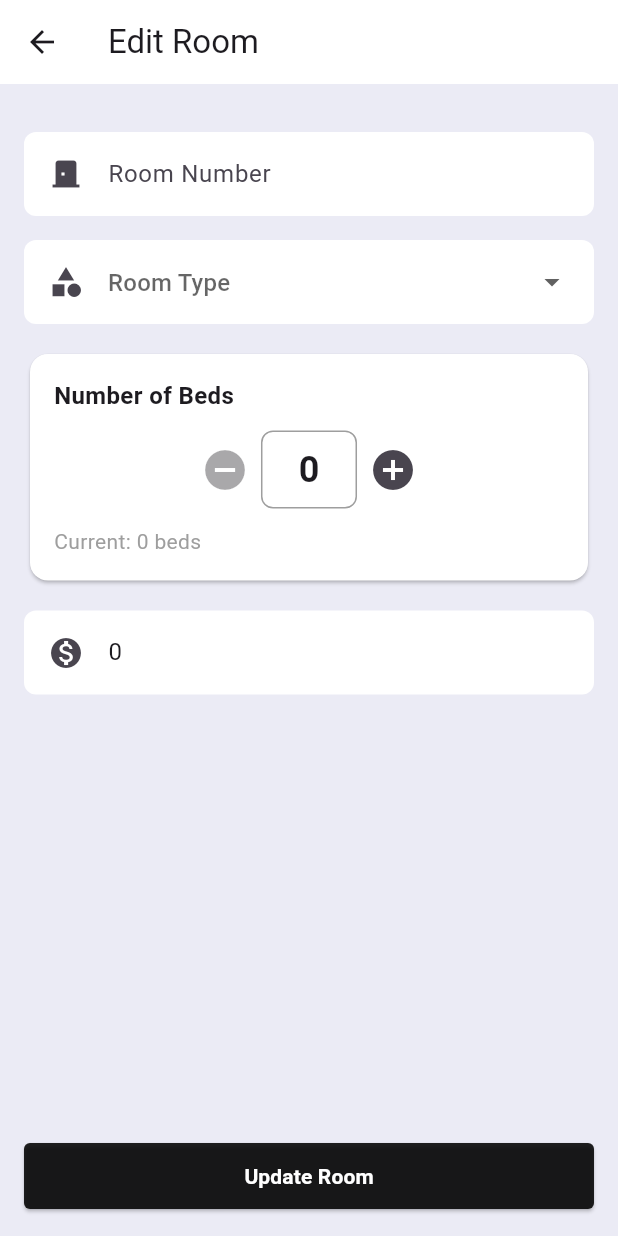
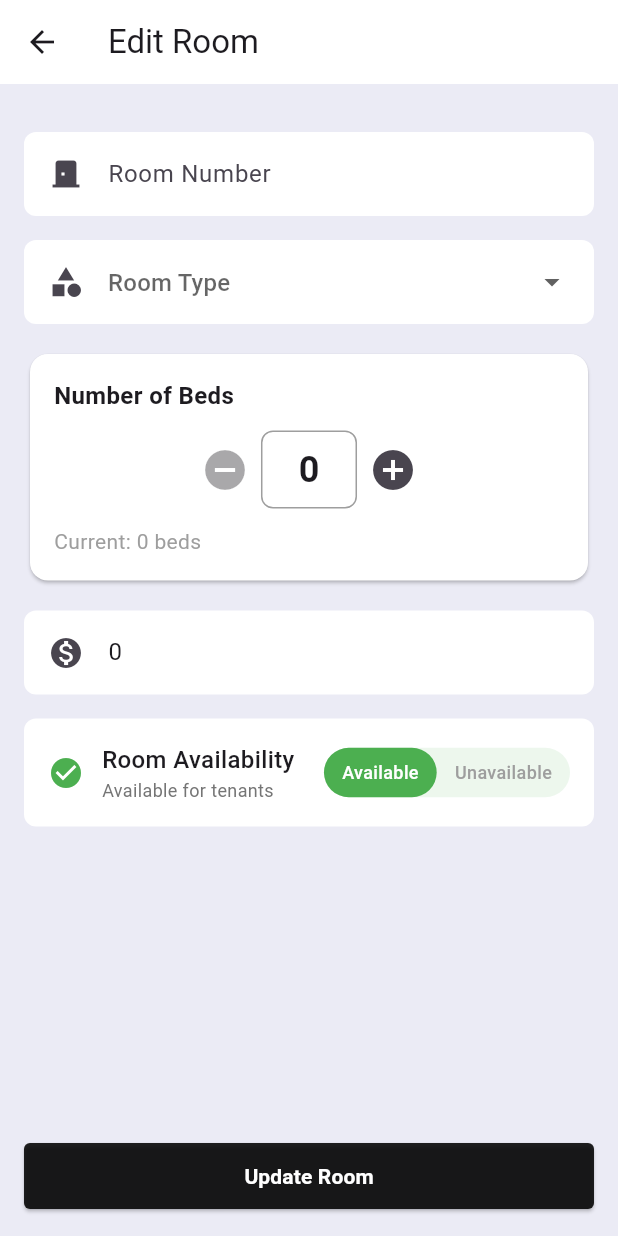
Before and after one commit to hishamislah/Dormease-P, a Flutter app: the EditRoomScreen screen opened directly with empty values, on a phone screen of 412 x 824 dp. Run offline on Flutter 3.47's test engine with Material 3 defaults, Android fonts, the phone set to English and light mode, and no system bars; our stand-ins replace csv, easy_localization, fl_chart, image_cropper, image_picker, shared_preferences and 1 more; accounts and stored records are empty.

Commit message:
available/unavaibale update

```diff
--- a/lib/models/tenant.dart
+++ b/lib/models/tenant.dart
@@ -2,7 +2,6 @@ class Tenant {
   final String id;
   final String name;
   final String phone;
-  final String email;
   final String emergencyContact;
   final String description;
   final String roomNumber;
@@ -21,7 +20,6 @@ class Tenant {
     required this.id,
     required this.name,
     required this.phone,
-    required this.email,
     this.emergencyContact = '',
     this.description = '',
     required this.roomNumber,
--- a/lib/providers/data_provider.dart
+++ b/lib/providers/data_provider.dart
@@ -74,7 +74,6 @@ class DataProvider extends ChangeNotifier {
               id: item['id'].toString(),
               name: item['name'] ?? '',
               phone: item['phone'] ?? '',
-              email: item['email'] ?? '',
               emergencyContact: item['emergency_contact'] ?? '',
               description: item['description'] ?? '',
               roomNumber: item['room_number'] ?? '',
@@ -115,7 +114,6 @@ class DataProvider extends ChangeNotifier {
                 id: tenant.id,
                 name: tenant.name,
                 phone: tenant.phone,
-                email: tenant.email,
                 emergencyContact: tenant.emergencyContact,
                 description: tenant.description,
                 roomNumber: tenant.roomNumber,
@@ -278,7 +276,6 @@ class DataProvider extends ChangeNotifier {
     await _tenantsService.addTenant({
       'name': tenant.name,
       'phone': tenant.phone,
-      'email': tenant.email,
       'emergencyContact': tenant.emergencyContact,
       'description': tenant.description,
       'roomNumber': tenant.roomNumber,
@@ -300,7 +297,6 @@ class DataProvider extends ChangeNotifier {
     await _tenantsService.updateTenant(updatedTenant.id, {
       'name': updatedTenant.name,
       'phone': updatedTenant.phone,
-      'email': updatedTenant.email,
       'emergencyContact': updatedTenant.emergencyContact,
       'description': updatedTenant.description,
       'roomNumber': updatedTenant.roomNumber,
@@ -347,7 +343,6 @@ class DataProvider extends ChangeNotifier {
         id: tenant.id,
         name: tenant.name,
         phone: tenant.phone,
-        email: tenant.email,
         emergencyContact: tenant.emergencyContact,
         description: tenant.description,
         roomNumber: tenant.roomNumber,
--- a/lib/views/home/add_tenant_screen.dart
+++ b/lib/views/home/add_tenant_screen.dart
@@ -300,7 +300,6 @@ class _AddTenantScreenState extends State<AddTenantScreen> {
                     id: DateTime.now().millisecondsSinceEpoch.toString(),
                     name: nameController.text,
                     phone: phoneController.text,
-                    email: "tenant@example.com", // Default email
                     emergencyContact: emergencyContactController.text,
                     description: descriptionController.text,
                     roomNumber: roomController.text,
--- a/lib/views/home/edit_room_screen.dart
+++ b/lib/views/home/edit_room_screen.dart
@@ -20,6 +20,7 @@ class _EditRoomScreenState extends State<EditRoomScreen> {
   var roomNumberValid = true;
   var rentValid = true;
   var isLoading = false;
+  bool isAvailable = true;
 
   String selectedRoomType = 'Single';
   List<String> roomTypes = ['Single', 'Double', 'Triple', 'Quad'];
@@ -32,6 +33,7 @@ class _EditRoomScreenState extends State<EditRoomScreen> {
     rentController.text = widget.room.rent.toStringAsFixed(0);
     selectedRoomType = widget.room.type;
     totalBeds = widget.room.totalBeds;
+    isAvailable = widget.room.status != 'Unavailable';
   }
 
   @override
@@ -165,6 +167,103 @@ class _EditRoomScreenState extends State<EditRoomScreen> {
                       });
                     },
                   ),
+                  const SizedBox(height: 16),
+                  // Availability Toggle
+                  Container(
+                    decoration: BoxDecoration(
+                      color: Colors.white,
+                      borderRadius: BorderRadius.circular(8),
+                    ),
+                    padding: const EdgeInsets.all(16),
+                    child: Row(
+                      mainAxisAlignment: MainAxisAlignment.spaceBetween,
+                      children: [
+                        Row(
+                          children: [
+                            Icon(
+                              isAvailable ? Icons.check_circle : Icons.cancel,
+                              color: isAvailable ? Colors.green : Colors.red,
+                            ),
+                            const SizedBox(width: 12),
+                            Column(
+                              crossAxisAlignment: CrossAxisAlignment.start,
+                              children: [
+                                const Text(
+                                  "Room Availability",
+                                  style: TextStyle(
+                                    fontSize: 16,
+                                    fontWeight: FontWeight.w500,
+                                  ),
+                                ),
+                                Text(
+                                  isAvailable ? "Available for tenants" : "Under maintenance",
+                                  style: TextStyle(
+                                    fontSize: 12,
+                                    color: Colors.grey[600],
+                                  ),
+                                ),
+                              ],
+                            ),
+                          ],
+                        ),
+                        Container(
+                          decoration: BoxDecoration(
+                            borderRadius: BorderRadius.circular(20),
+                            color: isAvailable ? Colors.green.withOpacity(0.1) : Colors.red.withOpacity(0.1),
+                          ),
+                          child: Row(
+                            mainAxisSize: MainAxisSize.min,
+                            children: [
+                              GestureDetector(
+                                onTap: () {
+                                  setState(() {
+                                    isAvailable = true;
+                                  });
+                                },
+                                child: Container(
+                                  padding: const EdgeInsets.symmetric(horizontal: 12, vertical: 8),
+                                  decoration: BoxDecoration(
+                                    borderRadius: BorderRadius.circular(20),
+                                    color: isAvailable ? Colors.green : Colors.transparent,
+                                  ),
+                                  child: Text(
+                                    "Available",
+                                    style: TextStyle(
+                                      color: isAvailable ? Colors.white : Colors.grey,
+                                      fontWeight: FontWeight.w500,
+                                      fontSize: 12,
+                                    ),
+                                  ),
+                                ),
+                              ),
+                              GestureDetector(
+                                onTap: () {
+                                  setState(() {
+                                    isAvailable = false;
+                                  });
+                                },
+                                child: Container(
+                                  padding: const EdgeInsets.symmetric(horizontal: 12, vertical: 8),
+                                  decoration: BoxDecoration(
+                                    borderRadius: BorderRadius.circular(20),
+                                    color: !isAvailable ? Colors.red : Colors.transparent,
+                                  ),
+                                  child: Text(
+                                    "Unavailable",
+                                    style: TextStyle(
+                                      color: !isAvailable ? Colors.white : Colors.grey,
+                                      fontWeight: FontWeight.w500,
+                                      fontSize: 12,
+                                    ),
+                                  ),
+                                ),
+                              ),
+                            ],
+                          ),
+                        ),
+                      ],
+                    ),
+                  ),
                 ],
               ),
             ),
@@ -199,7 +298,7 @@ class _EditRoomScreenState extends State<EditRoomScreen> {
                     underNotice: widget.room.underNotice,
                     rentDue: widget.room.rentDue,
                     activeTickets: widget.room.activeTickets,
-                    status: widget.room.status,
+                    status: isAvailable ? (widget.room.occupiedBeds >= totalBeds ? 'Full' : 'Available') : 'Unavailable',
                   );
 
                   context.read<DataProvider>().updateRoom(updatedRoom);
--- a/lib/views/home/edit_tenant_screen.dart
+++ b/lib/views/home/edit_tenant_screen.dart
@@ -55,7 +55,6 @@ class _EditTenantScreenState extends State<EditTenantScreen> {
       id: widget.tenant.id,
       name: nameController.text,
       phone: phoneController.text,
-      email: widget.tenant.email,
       emergencyContact: emergencyContactController.text,
       description: descriptionController.text,
       roomNumber: roomController.text,
--- a/lib/views/home/layouts/rooms_layout.dart
+++ b/lib/views/home/layouts/rooms_layout.dart
@@ -167,11 +167,16 @@ class RoomCard extends StatelessWidget {
                 const Spacer(),
                 Container(
                     decoration: BoxDecoration(
-                        color: room.availableBeds > 0 ? Colors.green : Colors.red,
+                        color: room.status == 'Unavailable'
+                            ? Colors.orange
+                            : (room.availableBeds > 0 ? Colors.green : Colors.red),
                         borderRadius: BorderRadius.circular(8)),
                     child: Padding(
                       padding: const EdgeInsets.fromLTRB(16, 4, 16, 4),
-                      child: Text(room.availableBeds > 0 ? LocaleKeys.available.tr() : LocaleKeys.full.tr(),
+                      child: Text(
+                          room.status == 'Unavailable'
+                              ? 'Unavailable'
+                              : (room.availableBeds > 0 ? LocaleKeys.available.tr() : LocaleKeys.full.tr()),
                           style: const TextStyle(color: Colors.white)),
                     )),
                 const SizedBox(width: 8),
--- a/lib/views/home/layouts/tenants_layout.dart
+++ b/lib/views/home/layouts/tenants_layout.dart
@@ -150,7 +150,6 @@ class TenantCard extends StatelessWidget {
             Text("Name: ${tenant.name}"),
             Text("Room: ${tenant.roomNumber}"),
             Text("Phone: ${tenant.phone}"),
-            Text("Email: ${tenant.email}"),
             Text(
                 "Joined: ${tenant.joinedDate.day}-${tenant.joinedDate.month}-${tenant.joinedDate.year}"),
             Text("Monthly Rent: ₹${tenant.monthlyRent.toStringAsFixed(0)}"),
--- a/lib/views/home/tenant_detail_screen.dart
+++ b/lib/views/home/tenant_detail_screen.dart
@@ -119,7 +119,6 @@ class _TenantDetailScreenState extends State<TenantDetailScreen> {
                       ),
                       Text("Room ${widget.tenant.roomNumber}"),
                       Text(widget.tenant.phone),
-                      Text(widget.tenant.email),
                       if (widget.tenant.emergencyContact.isNotEmpty)
                         Text("Emergency: ${widget.tenant.emergencyContact}"),
                       if (widget.tenant.description.isNotEmpty)
--- a/lib/views/home/tenant_detail_screen_provider.dart
+++ b/lib/views/home/tenant_detail_screen_provider.dart
@@ -108,7 +108,6 @@ class TenantDetailScreenProvider extends StatelessWidget {
                       ),
                       Text("Room ${tenant.roomNumber}"),
                       Text(tenant.phone),
-                      Text(tenant.email),
                       if (tenant.emergencyContact.isNotEmpty)
                         Text("Emergency: ${tenant.emergencyContact}"),
                       if (tenant.description.isNotEmpty)
--- a/lib/widgets/tenant_card_with_call.dart
+++ b/lib/widgets/tenant_card_with_call.dart
@@ -5,14 +5,12 @@ class TenantCardWithCall extends StatelessWidget {
   final String name;
   final String roomNumber;
   final String phone;
-  final String email;
 
   const TenantCardWithCall({
     Key? key,
     required this.name,
     required this.roomNumber,
     required this.phone,
-    required this.email,
   }) : super(key: key);
 
   Future<void> _makePhoneCall(String phoneNumber) async {
@@ -69,14 +67,6 @@ class TenantCardWithCall extends StatelessWidget {
                       color: Colors.grey,
                     ),
                   ),
-                  const SizedBox(height: 4),
-                  Text(
-                    email,
-                    style: const TextStyle(
-                      fontSize: 14,
-                      color: Colors.grey,
-                    ),
-                  ),
                 ],
               ),
             ),
```
